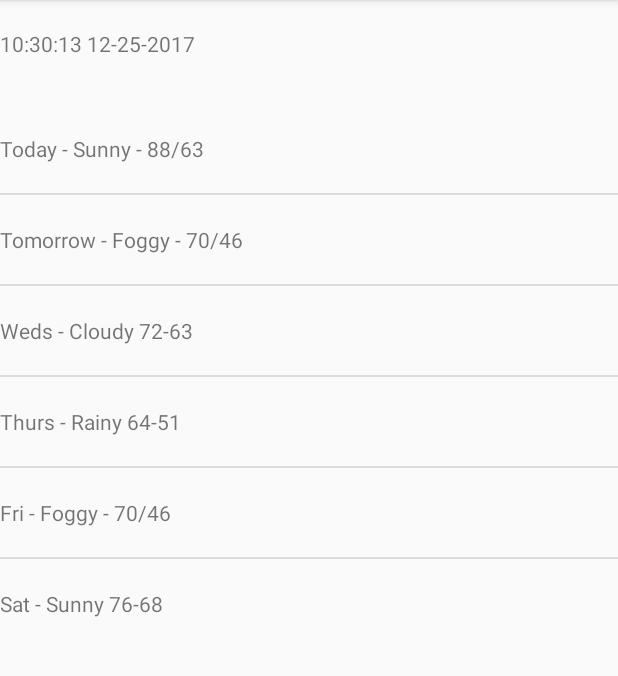
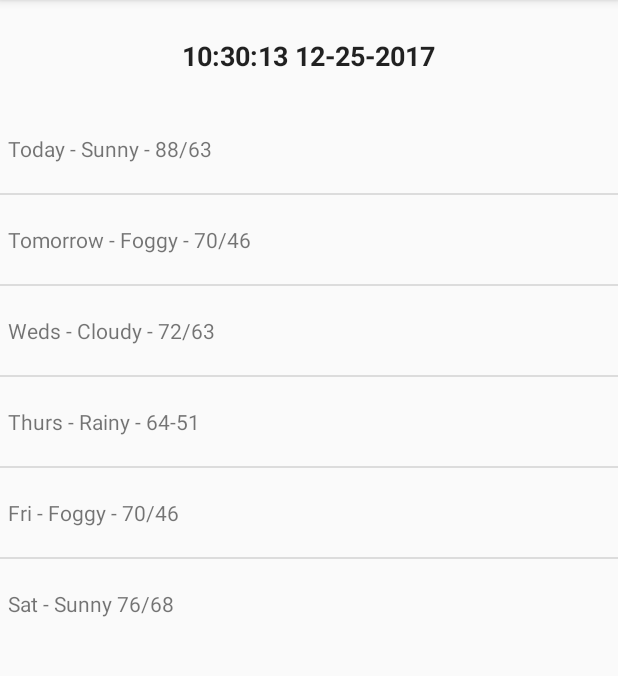
Before and after one commit to John-Sawicki/PhoneandTabletWeather, an Android app: the fragment ListFragment placed in its activity, in the options menu, after a tap on "Refresh", on a phone screen of 412 x 824 dp, the part 84-760 px from its top. Run offline under Robolectric (Android 15) with nearby library versions, the phone set to English and light mode, and no system bars; 1 statement that could not run was skipped.

Commit message:
formatted loc and time, but background color change is not working

```diff
--- a/app/src/main/java/app/cominjohnsawickitrkhp_identity_photo/linkedin/httpswww/phoneandtabletweather/ListFragment.java
+++ b/app/src/main/java/app/cominjohnsawickitrkhp_identity_photo/linkedin/httpswww/phoneandtabletweather/ListFragment.java
@@ -21,6 +21,7 @@ public class ListFragment extends Fragment {
     public ArrayAdapter<String> mArrayAdapter;
     String[] weather, formattedString;
     String todayForecast;
+    ListView listView;
     @Override
     public void onCreate(@Nullable Bundle savedInstanceState) {
         super.onCreate(savedInstanceState);
@@ -33,13 +34,13 @@ public class ListFragment extends Fragment {
         weather = new String[] {
                 "Today - Sunny - 88/63",
                 "Tomorrow - Foggy - 70/46",
-                "Weds - Cloudy 72-63",
-                "Thurs - Rainy 64-51",
+                "Weds - Cloudy - 72/63",
+                "Thurs - Rainy - 64-51",
                 "Fri - Foggy - 70/46",
-                "Sat - Sunny 76-68"};
+                "Sat - Sunny 76/68"};
         List<String> weekForecast = new ArrayList<String>(Arrays.asList(weather));
         mArrayAdapter = new ArrayAdapter<String>(getActivity(), R.layout.weather_listview, weekForecast);
-        ListView listView = (ListView)view.findViewById(R.id.arrayView);
+         listView = (ListView)view.findViewById(R.id.arrayView);
         View emptyView = view.findViewById(R.id.empty);
         listView.setEmptyView(emptyView);
         listView.setAdapter(mArrayAdapter);
--- a/app/src/main/java/app/cominjohnsawickitrkhp_identity_photo/linkedin/httpswww/phoneandtabletweather/MainActivity.java
+++ b/app/src/main/java/app/cominjohnsawickitrkhp_identity_photo/linkedin/httpswww/phoneandtabletweather/MainActivity.java
@@ -8,6 +8,7 @@ import android.util.Log;
 import android.view.Menu;
 import android.view.MenuItem;
 import android.widget.Button;
+import android.widget.LinearLayout;
 
 import org.json.JSONArray;
 import org.json.JSONException;
@@ -28,11 +29,13 @@ public class MainActivity extends AppCompatActivity {
     FragmentManager mFragmentManager;
     Button updateButton;
     String url, zipCode ="77020", units="imperial";
+    LinearLayout background;
     @Override
     protected void onCreate(Bundle savedInstanceState) {
         super.onCreate(savedInstanceState);
         setContentView(R.layout.activity_main);
         Log.d("start", "start");
+        background =(LinearLayout)findViewById(R.id.background);
         mFragmentManager = getFragmentManager();
         mFragmentManager.beginTransaction().add(R.id.location_time_fragment, mLocationFragment).commit();
         mFragmentManager.beginTransaction().add(R.id.list_fragment, mListFragment).commit();
@@ -82,7 +85,7 @@ public class MainActivity extends AppCompatActivity {
                     JSONArray weatherArray = dayInfo.getJSONArray("weather");
                     JSONObject weatherInfo = weatherArray.getJSONObject(0);
                     main = weatherInfo.getString("main");
-                    icon = ""+weatherInfo.getInt("icon");
+                    icon = weatherInfo.getString("icon");
                     description = weatherInfo.getString("description");
                     composite =dayOfWeek+" - "+main+" - "+ Math.round(Double.parseDouble(max))+"/"+ Math.round(Double.parseDouble(min)) ;
                     if(i==0){//save values for detail activity
@@ -105,11 +108,24 @@ public class MainActivity extends AppCompatActivity {
         protected void onPostExecute(String[] strings) {
             super.onPostExecute(strings);
             Log.d("city name", formattedString[0]+" onPostExecute");
-            //for(int i = 0; i<formattedString.length; i++){
-            //     Log.d(i+" ",formattedString[i] );   }
-            mListFragment.updateList(formattedString);
-            mLocationFragment.updateLocation(formattedString);
-            mDetailFragment.updateDetail(formattedString);   //detail activity for phone vert updated, but fragment size set to 0
+            for(int i = 0; i<formattedString.length; i++){
+                 Log.d(i+" ",formattedString[i] );
+            }
+           mListFragment.updateList(formattedString);
+           mLocationFragment.updateLocation(formattedString);
+           mDetailFragment.updateDetail(formattedString);   //detail activity for phone vert updated, but fragment size set to 0
+            double highTemp = Double.parseDouble(formattedString[2]);
+            int intHighTemp = (int)highTemp;
+            Log.d(" in temp", ""+intHighTemp);
+
+            if(intHighTemp<34)   //TODO change font to white
+                background.setBackgroundColor(0x1565C0);
+            else if(intHighTemp<60)
+                background.setBackgroundColor(0xBBDEFB);
+            else if(intHighTemp<80)
+                background.setBackgroundColor(0xFFCDD2);
+            else
+                background.setBackgroundColor(0xF44336);    //TODO change font to white
 
         }
     }
--- a/app/src/main/res/layout/activity_main.xml
+++ b/app/src/main/res/layout/activity_main.xml
@@ -6,6 +6,7 @@
     android:layout_width="match_parent"
     android:layout_height="match_parent"
     android:orientation="vertical"
+    android:id="@+id/background"
     tools:context="app.cominjohnsawickitrkhp_identity_photo.linkedin.httpswww.phoneandtabletweather.MainActivity">
     <FrameLayout
         android:layout_width="match_parent"
--- a/app/src/main/res/layout/location_fragment.xml
+++ b/app/src/main/res/layout/location_fragment.xml
@@ -2,15 +2,21 @@
 <LinearLayout xmlns:android="http://schemas.android.com/apk/res/android"
               android:orientation="vertical"
               android:layout_width="match_parent"
-              android:layout_height="match_parent">
+              android:layout_height="match_parent"
+              style="@style/heading"
+              >
     <TextView
         android:layout_width="wrap_content"
         android:layout_height="wrap_content"
         android:text="Location"
-        android:id="@+id/location_textView"/>
+        android:id="@+id/location_textView"
+        style="@style/heading"
+        android:layout_gravity="center"/>
     <TextView
         android:layout_width="wrap_content"
         android:layout_height="wrap_content"
         android:text="Time"
-        android:id="@+id/time_textView"/>
+        style="@style/heading"
+        android:id="@+id/time_textView"
+        android:layout_gravity="center"/>
 </LinearLayout>
--- a/app/src/main/res/layout/weather_listview.xml
+++ b/app/src/main/res/layout/weather_listview.xml
@@ -3,7 +3,7 @@
           android:orientation="vertical"
           android:paddingTop="20dp"
           android:paddingBottom="20dp"
-          android:layout_marginLeft="5dp"
+          android:paddingLeft="5dp"
           android:id="@+id/weather_text_view"
           android:layout_width="match_parent"
           android:layout_height="match_parent">
--- a/app/src/main/res/values/styles.xml
+++ b/app/src/main/res/values/styles.xml
@@ -16,4 +16,8 @@
     <style name="phone_small" parent="AppTheme">
         <item name="android:textSize">12sp</item>
     </style>
+    <style name="heading" parent="AppTheme">
+        <item name="android:textStyle">bold</item>
+        <item name="android:textSize">18sp</item>
+    </style>
 </resources>
```
